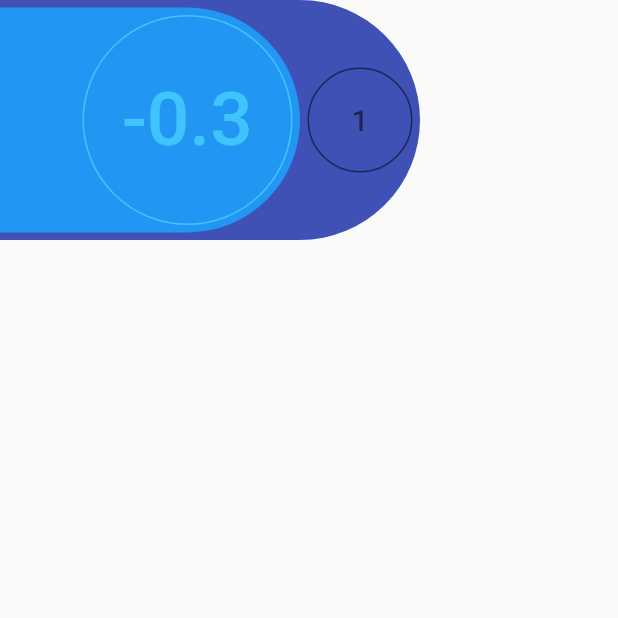
After one commit to caioc2/scoring_flutter, a Flutter app: the screen it shows after launch, after a tap on "-0.3", on a phone screen of 412 x 824 dp, the top half of it. The commit adds this screen. Run offline on Flutter 3.47's test engine with Material 2 defaults, Android fonts, the phone set to English and light mode, and no system bars.

Commit message:
0.3 button widget

```diff
--- /dev/null
+++ b/lib/ScoringScreen.dart
@@ -0,0 +1,134 @@
+import 'dart:developer';
+import 'dart:math' as math;
+import 'package:flutter/material.dart';
+
+class ScorePage extends StatefulWidget {
+    @override
+    _ScorePageState createState() => _ScorePageState();
+}
+
+class _ScorePageState extends State<ScorePage> {
+
+
+  @override
+  Widget build(BuildContext context) {
+    return Scaffold(
+        body: Container(
+          child: LeftButton(size: 200),
+        ),
+    );
+  }
+}
+
+class LeftButton extends StatefulWidget {
+
+  final double _size;
+  LeftButton({double size = 200}) :  _size = size;
+
+  LeftButtonState createState() => LeftButtonState(_size);
+}
+
+class LeftButtonState extends State {
+
+  double _size;
+  LeftButtonState(double size) {
+    _size = size;
+  }
+
+  int _count = 0;
+
+  int getCount() {
+    return _count;
+  }
+
+  void resetCount() {
+    setState(() {
+      _count = 0;
+    });
+  }
+  @override
+  Widget build(BuildContext context) {
+    double _width = _size;
+    double _height = _width * 0.75;
+    double _circularBorder = _height * 0.5;
+    double _padding = _width * 0.025;
+    double _textPaddding = _padding * 2.0;
+    double _fontSize = _width * 0.25;
+    double _boxSize = _height - 2.0 * _padding;
+
+    return Container (
+      width: _width * 1.4,
+      height: _height + 2.0 * _padding,
+      decoration: BoxDecoration(
+        shape: BoxShape.rectangle,
+        color: Colors.indigo,
+        borderRadius: BorderRadius.only(
+          topRight: Radius.circular(_circularBorder + _padding),
+          bottomRight: Radius.circular(_circularBorder + _padding),
+        ),
+      ),
+      child: Row(
+        children: <Widget>[
+          Container(
+            width: _width,
+            height: _height,
+            decoration: BoxDecoration(
+              shape: BoxShape.rectangle,
+              color: Colors.blue,
+              borderRadius: BorderRadius.only(
+                topRight: Radius.circular(_circularBorder),
+                bottomRight: Radius.circular(_circularBorder),
+              ),
+            ),
+            alignment: Alignment.centerRight,
+            padding: EdgeInsets.all(_padding),
+            child: SizedBox(
+              width: _boxSize,
+              height: _boxSize,
+
+              child: FlatButton(
+                onPressed: () {
+                  setState(() {
+                    _count++;
+                  });
+                  log("$_count");
+                },
+                color: Colors.blue,
+                padding: EdgeInsets.all(_textPaddding),
+                shape: CircleBorder(
+                  side: BorderSide(color: Colors.lightBlueAccent, width: 1),
+                ),
+                child: Text("-0.3",
+                  style: TextStyle(fontSize: _fontSize, color: Colors.lightBlueAccent),
+                  textAlign: TextAlign.center,
+                ),
+              ),
+            ),
+          ),
+          Container(
+            width: _width * 0.4,
+            height: _height,
+            padding: EdgeInsets.all(_padding),
+            child: FlatButton(
+              onPressed: () {
+                setState(() {
+                  _count = math.max(_count-1, 0);
+                });
+                log("$_count");
+              },
+              color: Colors.indigo,
+              padding: EdgeInsets.all(_textPaddding * 0.4),
+              shape: CircleBorder(
+                side: BorderSide(color: Colors.black54, width: 1),
+              ),
+              child: Text("$_count",
+                style: TextStyle(fontSize: _fontSize * 0.4, color: Colors.black54),
+                textAlign: TextAlign.center,
+              ),
+            ),
+          ),
+        ],
+      ),
+    );
+  }
+}
```
Also changed, not shown: lib/LoginScreen.dart (+0 -13 lines), lib/main.dart (+3 -96 lines).
